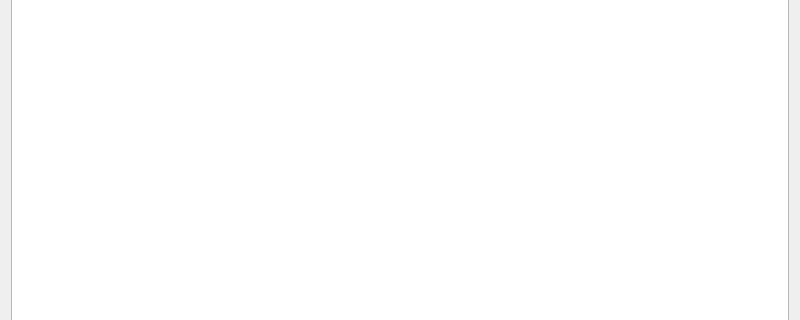
This is OS/widget.ui in TankingCao/MyQtNotes as Qt 5 draws it before an edit; both pictures show x 0 to 800 and y 140 to 460 of the 800 by 600 pixel window. The edited form follows.
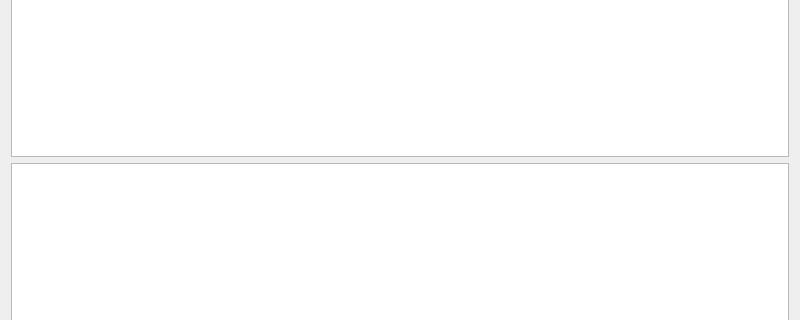
This is the edited form.

What changed in the file:
```diff
--- a/OS/widget.ui
+++ b/OS/widget.ui
@@ -14,6 +14,9 @@
    <string>Widget</string>
   </property>
   <layout class="QVBoxLayout" name="verticalLayout">
+   <item>
+    <widget class="QListWidget" name="listWidget"/>
+   </item>
    <item>
     <widget class="QTableWidget" name="tableWidget"/>
    </item>
```
